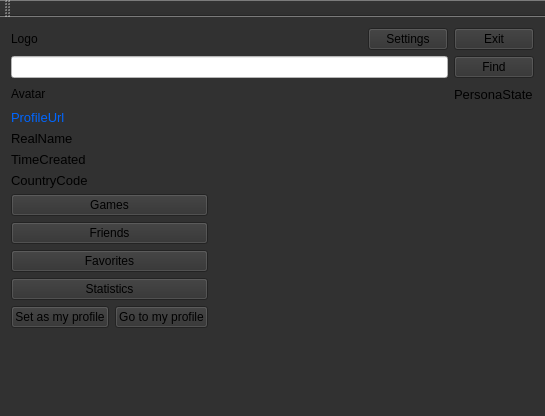
Old version of the form AraSteamManager/mainwindow.ui in the repository Arankir/AraSteamManager.
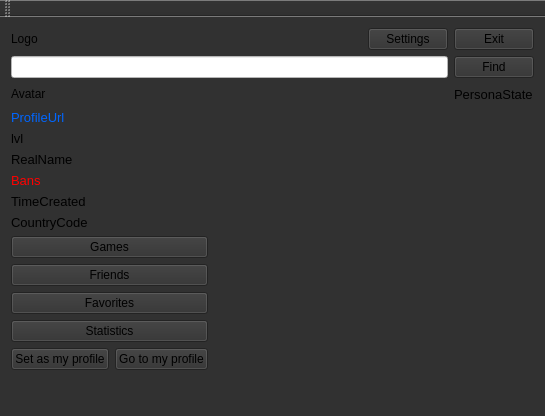
New version of the form.

```diff
--- a/AraSteamManager/mainwindow.ui
+++ b/AraSteamManager/mainwindow.ui
@@ -40,7 +40,7 @@
       </property>
      </widget>
     </item>
-    <item row="12" column="0">
+    <item row="15" column="0">
      <spacer name="verticalSpacer">
       <property name="orientation">
        <enum>Qt::Vertical</enum>
@@ -53,19 +53,14 @@
       </property>
      </spacer>
     </item>
-    <item row="6" column="0" colspan="4">
-     <widget class="QLabel" name="FormProfileLabelLocCountryCode">
-      <property name="font">
-       <font>
-        <pointsize>10</pointsize>
-       </font>
-      </property>
+    <item row="11" column="0" colspan="2">
+     <widget class="QPushButton" name="FormProfileButtonFriends">
       <property name="text">
-       <string>CountryCode</string>
+       <string>Friends</string>
       </property>
      </widget>
     </item>
-    <item row="10" column="0" colspan="2">
+    <item row="13" column="0" colspan="2">
      <widget class="QPushButton" name="FormProfileButtonStatistics">
       <property name="text">
        <string>Statistics</string>
@@ -79,7 +74,7 @@
       </property>
      </widget>
     </item>
-    <item row="4" column="0" colspan="4">
+    <item row="5" column="0" colspan="4">
      <widget class="QLabel" name="FormProfileLabelRealName">
       <property name="font">
        <font>
@@ -98,14 +93,21 @@
       </property>
      </widget>
     </item>
-    <item row="11" column="0">
+    <item row="2" column="0" colspan="3">
+     <widget class="QLabel" name="FormProfileAvatar">
+      <property name="text">
+       <string>Avatar</string>
+      </property>
+     </widget>
+    </item>
+    <item row="14" column="0">
      <widget class="QPushButton" name="FormProfileButtonSetProfile">
       <property name="text">
        <string>Set as my profile</string>
       </property>
      </widget>
     </item>
-    <item row="9" column="0" colspan="2">
+    <item row="12" column="0" colspan="2">
      <widget class="QPushButton" name="FormProfileButtonFavorites">
       <property name="text">
        <string>Favorites</string>
@@ -119,15 +121,28 @@
       </property>
      </widget>
     </item>
-    <item row="5" column="0" colspan="4">
-     <widget class="QLabel" name="FormProfileLabelTimeCreated">
+    <item row="2" column="3" colspan="2">
+     <spacer name="horizontalSpacer">
+      <property name="orientation">
+       <enum>Qt::Horizontal</enum>
+      </property>
+      <property name="sizeHint" stdset="0">
+       <size>
+        <width>40</width>
+        <height>20</height>
+       </size>
+      </property>
+     </spacer>
+    </item>
+    <item row="2" column="5">
+     <widget class="QLabel" name="FormProfileLabelPersonaState">
       <property name="font">
        <font>
         <pointsize>10</pointsize>
        </font>
       </property>
       <property name="text">
-       <string>TimeCreated</string>
+       <string>PersonaState</string>
       </property>
      </widget>
     </item>
@@ -139,58 +154,70 @@
       </property>
      </widget>
     </item>
-    <item row="11" column="1">
-     <widget class="QPushButton" name="FormProfileButtonGoToMyProfile">
-      <property name="text">
-       <string>Go to my profile</string>
-      </property>
-     </widget>
-    </item>
-    <item row="7" column="0" colspan="2">
+    <item row="10" column="0" colspan="2">
      <widget class="QPushButton" name="FormProfileButtonGames">
       <property name="text">
        <string>Games</string>
       </property>
      </widget>
     </item>
-    <item row="2" column="0" colspan="3">
-     <widget class="QLabel" name="FormProfileAvatar">
+    <item row="14" column="1">
+     <widget class="QPushButton" name="FormProfileButtonGoToMyProfile">
       <property name="text">
-       <string>Avatar</string>
+       <string>Go to my profile</string>
       </property>
      </widget>
     </item>
-    <item row="8" column="0" colspan="2">
-     <widget class="QPushButton" name="FormProfileButtonFriends">
+    <item row="6" column="0" colspan="3">
+     <widget class="QLabel" name="FormProfileLabelBans">
+      <property name="font">
+       <font>
+        <pointsize>10</pointsize>
+       </font>
+      </property>
+      <property name="styleSheet">
+       <string notr="true">color: rgb(255, 0, 0);</string>
+      </property>
       <property name="text">
-       <string>Friends</string>
+       <string>Bans</string>
       </property>
      </widget>
     </item>
-    <item row="2" column="5">
-     <widget class="QLabel" name="FormProfileLabelPersonaState">
+    <item row="4" column="0" colspan="3">
+     <widget class="QLabel" name="FormProfileLabellvl">
       <property name="font">
        <font>
         <pointsize>10</pointsize>
        </font>
       </property>
       <property name="text">
-       <string>PersonaState</string>
+       <string>lvl</string>
       </property>
      </widget>
     </item>
-    <item row="2" column="3" colspan="2">
-     <spacer name="horizontalSpacer">
-      <property name="orientation">
-       <enum>Qt::Horizontal</enum>
+    <item row="8" column="0" colspan="3">
+     <widget class="QLabel" name="FormProfileLabelLocCountryCode">
+      <property name="font">
+       <font>
+        <pointsize>10</pointsize>
+       </font>
       </property>
-      <property name="sizeHint" stdset="0">
-       <size>
-        <width>40</width>
-        <height>20</height>
-       </size>
+      <property name="text">
+       <string>CountryCode</string>
       </property>
-     </spacer>
+     </widget>
+    </item>
+    <item row="7" column="0" colspan="3">
+     <widget class="QLabel" name="FormProfileLabelTimeCreated">
+      <property name="font">
+       <font>
+        <pointsize>10</pointsize>
+       </font>
+      </property>
+      <property name="text">
+       <string>TimeCreated</string>
+      </property>
+     </widget>
     </item>
    </layout>
   </widget>
```
